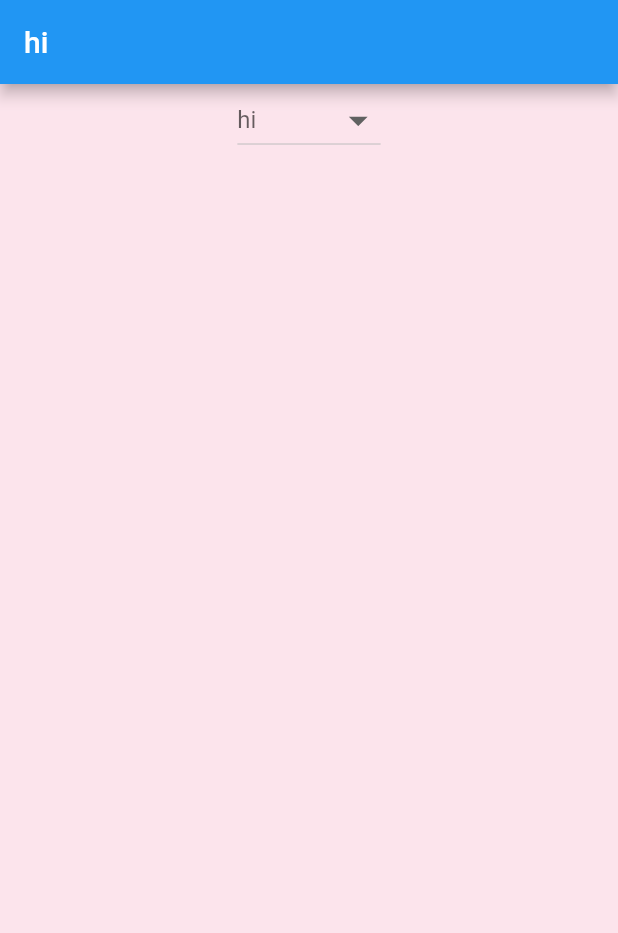
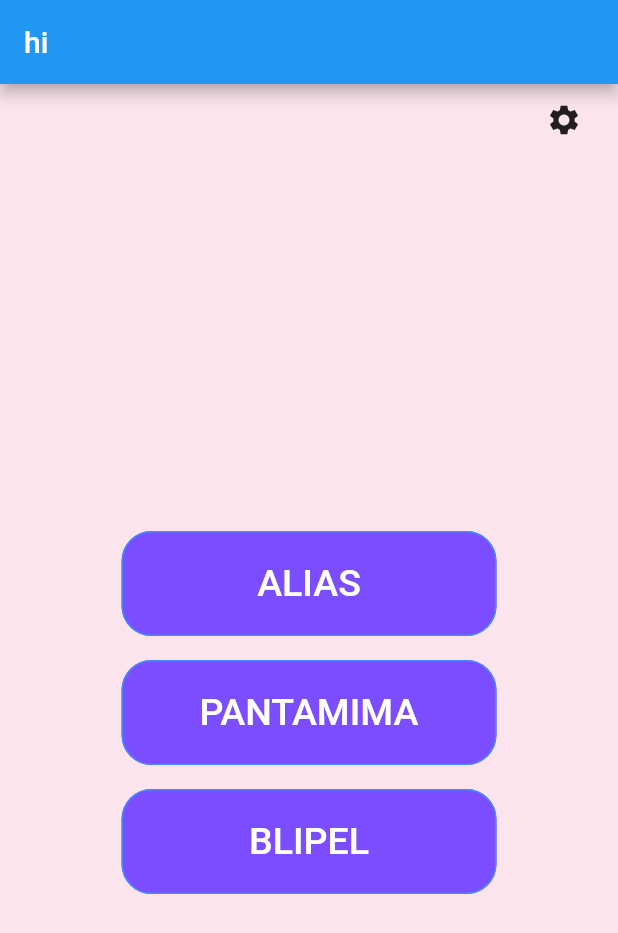
Before and after one commit to ComputerScienceHayk/three_in_one_game, a Flutter app: the screen it shows after launch, on a phone screen of 412 x 824 dp. Shown: the top 933 px of the screen. Run offline on Flutter 3.47's test engine with Material 2 defaults, Android fonts, the phone set to English and light mode, and no system bars; our stand-ins replace shared_preferences.

Commit message:
first part of game

```diff
--- a/lib/localization/langs/am.json
+++ b/lib/localization/langs/am.json
@@ -1,3 +1,9 @@
 {
-  "hi": "Բարև"
+  "About": "Խաղի մասին",
+  "Language": "Լեզու",
+  "hi": "Բարև",
+  "ALIAS": "ԱԼԻԱՍ",
+  "PANTAMIMA": "ՊԱՆՏԱՄԻՄԱ",
+  "BLIPEL": "ԲԼԻՊԵԼ",
+  "START": "ՍԿՍԵԼ"
 }
--- a/lib/localization/langs/en.json
+++ b/lib/localization/langs/en.json
@@ -1,3 +1,9 @@
 {
-  "hi": "hi"
+  "About": "About",
+  "Language": "Language",
+  "hi": "hi",
+  "ALIAS": "ALIAS",
+  "PANTAMIMA": "PANTAMIMA",
+  "BLIPEL": "BLIPEL",
+  "START": "START"
 }
--- a/lib/localization/langs/ru.json
+++ b/lib/localization/langs/ru.json
@@ -1,3 +1,9 @@
 {
-  "hi": "Привет"
+  "About": "Об игре",
+  "Language": "Язык",
+  "hi": "Привет",
+  "ALIAS": "АЛИАС",
+  "PANTAMIMA": "ПАНТАМИМА",
+  "BLIPEL": "БЛИПЕЛ",
+  "START": "НАЧАТЬ"
 }
--- a/lib/main.dart
+++ b/lib/main.dart
@@ -45,7 +45,7 @@ class _ThreeInOneState extends State<ThreeInOne> {
 
     SystemChrome.setSystemUIOverlayStyle(SystemUiOverlayStyle(
       statusBarColor: Colors.black, //or set color with: Color(0xFF0000FF)
-      systemNavigationBarColor: Colors.red,
+      systemNavigationBarColor: Colors.blue,
       //systemNavigationBarDividerColor: Colors.green
     ));
 
--- a/lib/screens/HomeScreen.dart
+++ b/lib/screens/HomeScreen.dart
@@ -1,3 +1,8 @@
+import 'dart:ui';
+import 'package:three_in_one_game/screens/Blipel.dart';
+
+import 'Alias.dart';
+import 'Pantamima.dart';
 import 'package:flutter/material.dart';
 import 'package:three_in_one_game/localization/consts.dart';
 import 'package:three_in_one_game/localization/langs.dart';
@@ -18,27 +23,94 @@ class _HomeScreenState extends State<HomeScreen> {
   @override
   Widget build(BuildContext context) {
     return Scaffold(
-      backgroundColor: Alias,
+      backgroundColor: alias,
       appBar: AppBar(
         title: Text(getTranslated(context, 'hi')),
       ),
       body: Center(
         child: Column(
           children: [
-            DropdownButton<Language>(
-              iconSize: 30,
-              hint: Text(getTranslated(context, 'hi')),
-              onChanged: (Language language) {
-                _changeLanguage(language);
-              },
-              items: Language.languageList()
-                  .map<DropdownMenuItem<Language>>(
-                    (e) => DropdownMenuItem<Language>(
-                  value: e,
-                  child: Text(e.name),
-                ),
-              )
-                  .toList(),
+            Padding(
+              padding: const EdgeInsets.only(left: 340),
+              child: IconButton(
+                      onPressed: () {
+                        // Navigator.push(
+                        //   context,
+                        //   MaterialPageRoute(builder: (context) => ),
+                      },
+                      icon: Icon(Icons.settings)),
+            ),
+
+            Padding(
+              padding: const EdgeInsets.only(top: 250,bottom: 8.0),
+              child: Container(
+                width: 250,
+                 height: 70,
+                  child: FlatButton(
+                    textColor: Colors.white,
+                    shape: RoundedRectangleBorder(
+                      borderRadius: BorderRadius.circular(20),
+                      side: BorderSide(color: Colors.blueAccent),
+                    ),
+                    child: Text(
+                        getTranslated(context, 'ALIAS'),
+                        style: TextStyle(fontSize: 25,color: Colors.white)
+                    ),
+                    color: Colors.deepPurpleAccent,
+                    onPressed: () {
+                      Navigator.push(
+                        context,
+                        MaterialPageRoute(builder: (context) => Alias()));
+                    },
+                  )
+              ),
+            ),
+            Padding(
+              padding: const EdgeInsets.all(8.0),
+              child: Container(
+                width: 250,
+                 height: 70,
+                  child: FlatButton(
+                    textColor: Colors.white,
+                    shape: RoundedRectangleBorder(
+                      borderRadius: BorderRadius.circular(20),
+                      side: BorderSide(color: Colors.blueAccent),
+                    ),
+                    child: Text(
+                        getTranslated(context, 'PANTAMIMA'),
+                      style: TextStyle(fontSize: 25,color: Colors.white)
+                    ),
+                    color: Colors.deepPurpleAccent,
+                    onPressed: () {
+                      Navigator.push(
+                          context,
+                          MaterialPageRoute(builder: (context) => Pantamima()));
+                    },
+                  )
+              ),
+            ),
+            Padding(
+              padding: const EdgeInsets.all(8.0),
+              child: Container(
+                width: 250,
+                 height: 70,
+                 child: FlatButton(
+                   shape: RoundedRectangleBorder(
+                     borderRadius: BorderRadius.circular(20),
+                     side: BorderSide(color: Colors.blueAccent),
+                   ),
+                   child: Text(
+                       getTranslated(context, 'BLIPEL'),
+                       style: TextStyle(fontSize: 25,color: Colors.white)
+                   ),
+                   color: Colors.deepPurpleAccent,
+                   onPressed: () {
+                     Navigator.push(
+                         context,
+                         MaterialPageRoute(builder: (context) => Blipel()));
+                   },
+                 )
+              ),
             )
           ],
         ),
--- a/lib/styles/styles.dart
+++ b/lib/styles/styles.dart
@@ -1,6 +1,6 @@
 import 'package:flutter/material.dart';
 
-Color Alias = Colors.pink[50];
+Color alias = Colors.pink[50];
 
 class Styles extends StatefulWidget {
   @override
```
Also changed, not shown: lib/screens/AboutAlias.dart (added, +39 -0 lines), lib/screens/AboutBlipel.dart (added, +39 -0 lines), lib/screens/AboutPantamima.dart (added, +43 -0 lines), lib/screens/Alias.dart (added, +79 -0 lines), lib/screens/Blipel.dart (added, +79 -0 lines), lib/screens/Pantamima.dart (added, +79 -0 lines), 1 other file.
